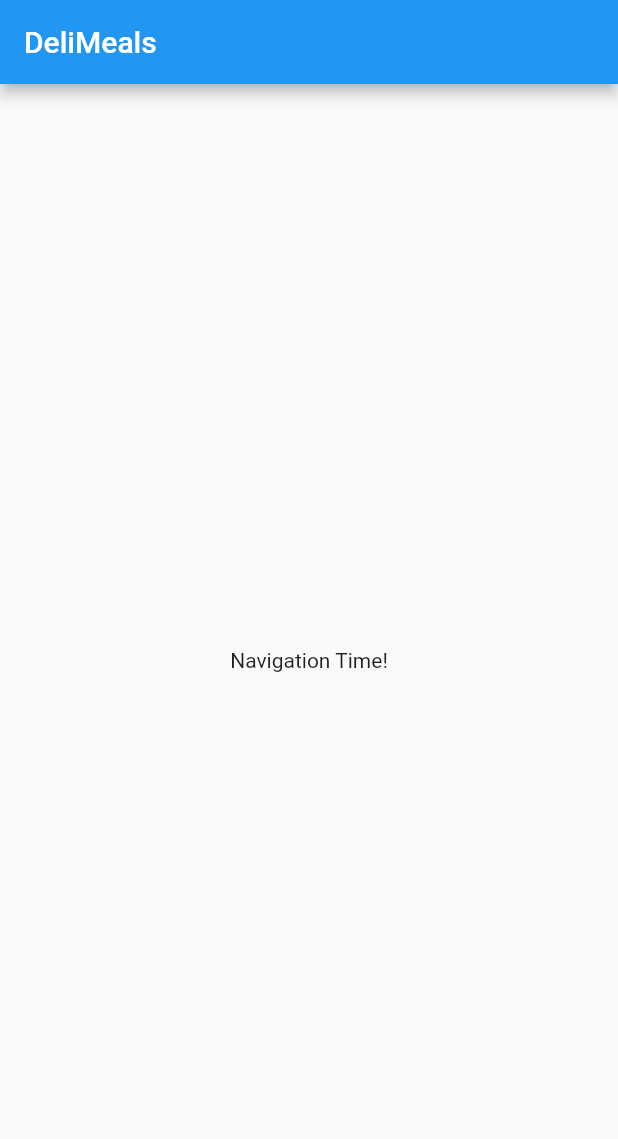
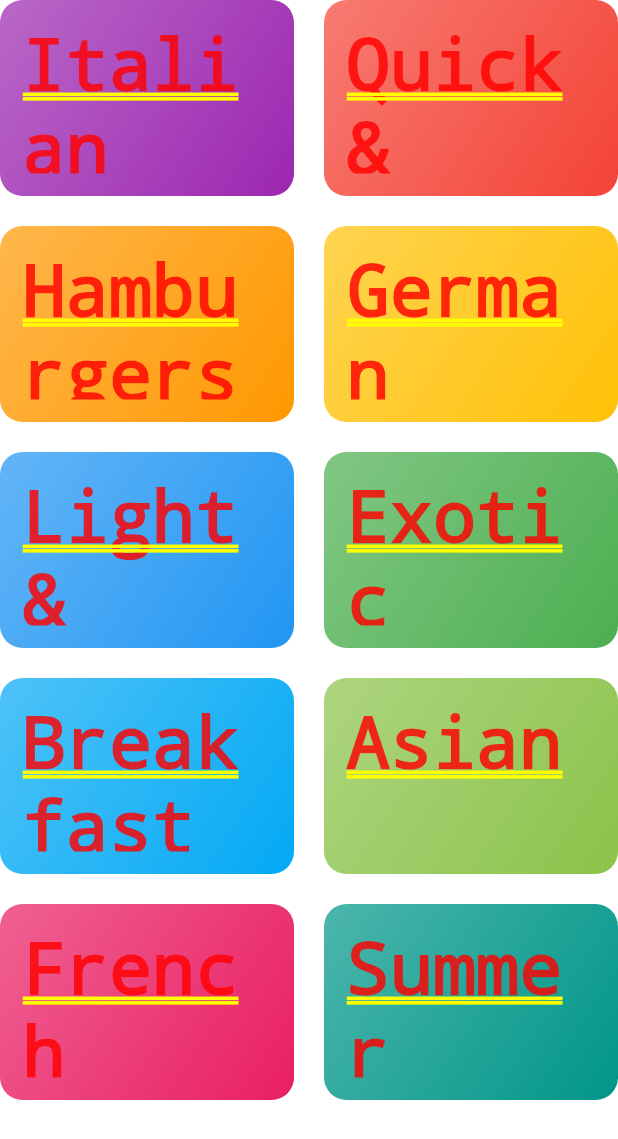
Before and after one commit to Goldmagination/Deli_meals, a Flutter app: the screen it shows after launch, on a phone screen of 412 x 824 dp. Shown: the top 1139 px of the screen. Run offline on Flutter 3.47's test engine with Material 2 defaults, Android fonts, the phone set to English and light mode, and no system bars.

Commit message:
some new data

```diff
--- /dev/null
+++ b/lib/categories_screen.dart
@@ -0,0 +1,20 @@
+import 'package:flutter/material.dart';
+import './dummy_data.dart';
+import './category_item.dart';
+
+class CategoriesScreen extends StatelessWidget {
+  @override
+  Widget build(BuildContext context) {
+    return GridView(
+      children: DUMMY_CATEGORIES.map((x) {
+        return CategoryItem(x.title, x.color);
+      }).toList(),
+      gridDelegate: SliverGridDelegateWithMaxCrossAxisExtent(
+        maxCrossAxisExtent: 200,
+        childAspectRatio: 3 / 2,
+        crossAxisSpacing: 20,
+        mainAxisSpacing: 20,
+      ),
+    );
+  }
+}
--- /dev/null
+++ b/lib/category_item.dart
@@ -0,0 +1,26 @@
+import 'package:flutter/material.dart';
+
+class CategoryItem extends StatelessWidget {
+  final String title;
+  final Color color;
+  CategoryItem(this.title, this.color);
+
+  @override
+  Widget build(BuildContext context) {
+    return Container(
+      padding: const EdgeInsets.all(15),
+      child: Text(title),
+      decoration: BoxDecoration(
+        gradient: LinearGradient(
+          colors: [
+            color.withOpacity(0.7),
+            color,
+          ],
+          begin: Alignment.topLeft,
+          end: Alignment.bottomRight,
+        ),
+        borderRadius: BorderRadius.circular(15),
+      ),
+    );
+  }
+}
--- /dev/null
+++ b/lib/dummy_data.dart
@@ -0,0 +1,56 @@
+import 'package:flutter/material.dart';
+
+import './models/category.dart';
+
+const DUMMY_CATEGORIES = const [
+  Category(
+    id: 'c1',
+    title: 'Italian',
+    color: Colors.purple,
+  ),
+  Category(
+    id: 'c2',
+    title: 'Quick & Easy',
+    color: Colors.red,
+  ),
+  Category(
+    id: 'c3',
+    title: 'Hamburgers',
+    color: Colors.orange,
+  ),
+  Category(
+    id: 'c4',
+    title: 'German',
+    color: Colors.amber,
+  ),
+  Category(
+    id: 'c5',
+    title: 'Light & Lovely',
+    color: Colors.blue,
+  ),
+  Category(
+    id: 'c6',
+    title: 'Exotic',
+    color: Colors.green,
+  ),
+  Category(
+    id: 'c7',
+    title: 'Breakfast',
+    color: Colors.lightBlue,
+  ),
+  Category(
+    id: 'c8',
+    title: 'Asian',
+    color: Colors.lightGreen,
+  ),
+  Category(
+    id: 'c9',
+    title: 'French',
+    color: Colors.pink,
+  ),
+  Category(
+    id: 'c10',
+    title: 'Summer',
+    color: Colors.teal,
+  ),
+];
--- a/lib/main.dart
+++ b/lib/main.dart
@@ -1,3 +1,4 @@
+import './categories_screen.dart';
 import 'package:flutter/material.dart';
 
 void main() {
@@ -13,7 +14,7 @@ class MyApp extends StatelessWidget {
         primarySwatch: Colors.blue,
         visualDensity: VisualDensity.adaptivePlatformDensity,
       ),
-      home: MyHomePage(),
+      home: CategoriesScreen(),
     );
   }
 }
--- /dev/null
+++ b/lib/models/category.dart
@@ -0,0 +1,9 @@
+import 'package:flutter/material.dart';
+
+class Category {
+  final String id;
+  final String title;
+  final Color color;
+
+  const Category({@required this.id, this.title, this.color = Colors.orange});
+}
```
